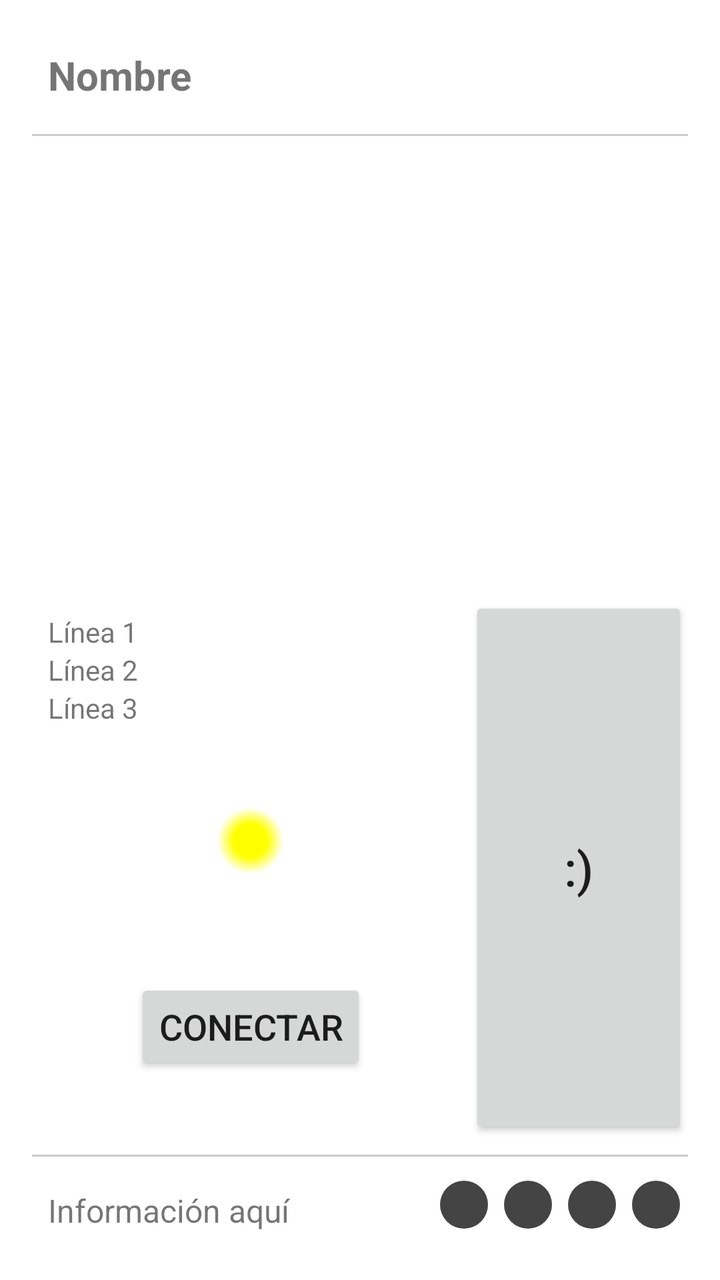
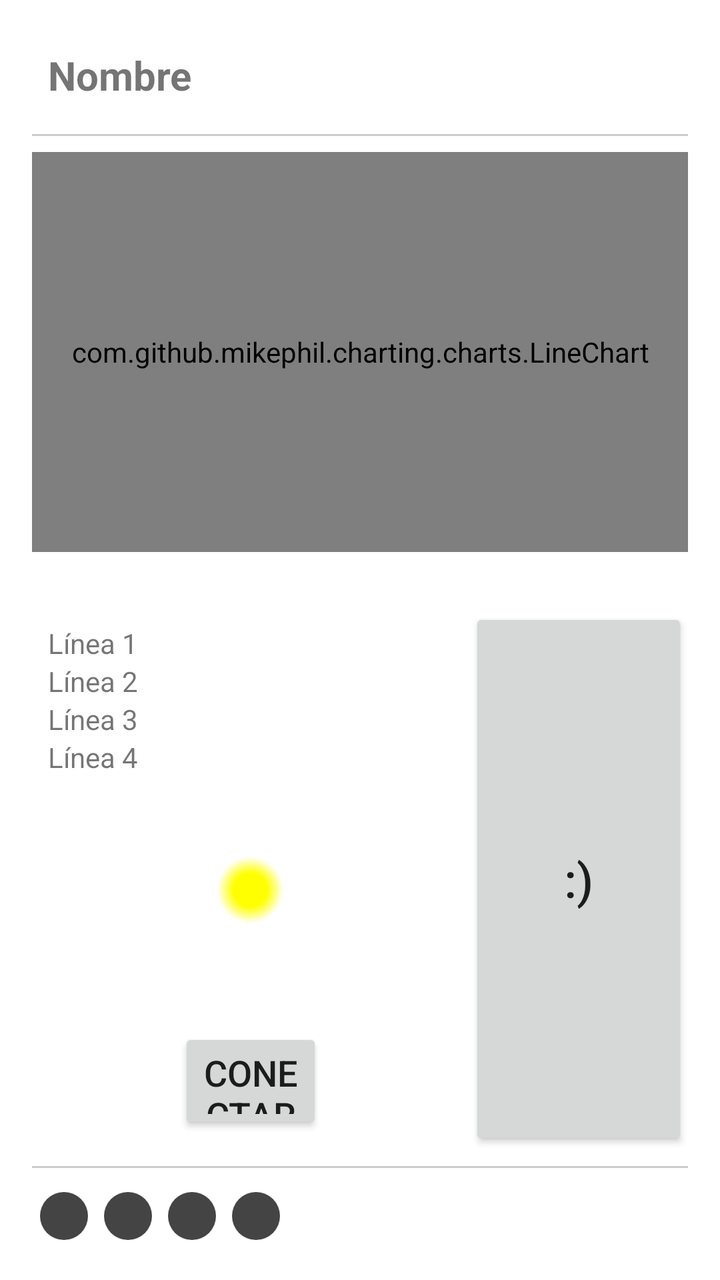

Screens rendered from an Android XML layout before and after an edit, with the pre-edit source and the edit as a unified diff.
<!-- AndroidManifest.xml: application theme Theme.LadyGaga -->
<!-- res/layout/activity_main.xml -->
<LinearLayout
    xmlns:android="http://schemas.android.com/apk/res/android"
    android:orientation="vertical"
    android:layout_width="match_parent"
    android:layout_height="match_parent"
    android:padding="16dp">

    

    <TextView
        android:id="@+id/titleText"
        android:layout_width="match_parent"
        android:layout_height="wrap_content"
        android:text="Nombre"
        android:textSize="20sp"
        android:textAlignment="center"
        android:textStyle="bold"
        android:padding="8dp" />

    
    <View
        android:layout_width="match_parent"
        android:layout_height="1dp"
        android:background="#CCCCCC"
        android:layout_marginVertical="8dp"/>

    
    <FrameLayout
        android:id="@+id/chartContainer"
        android:layout_width="match_parent"
        android:layout_height="533dp"
        android:layout_weight="1">

        
        <com.github.mikephil.charting.charts.LineChart
            android:id="@+id/lineChart1"
            android:layout_width="match_parent"
            android:layout_height="200dp"
            android:visibility="gone" />

        <com.github.mikephil.charting.charts.LineChart
            android:id="@+id/lineChart2"
            android:layout_width="match_parent"
            android:layout_height="200dp"
            android:visibility="gone" />

        <com.github.mikephil.charting.charts.LineChart
            android:id="@+id/lineChart3"
            android:layout_width="match_parent"
            android:layout_height="200dp"
            android:visibility="gone" />

        <com.github.mikephil.charting.charts.LineChart
            android:id="@+id/lineChart4"
            android:layout_width="match_parent"
            android:layout_height="200dp"
            android:visibility="gone" />


        <com.github.mikephil.charting.charts.LineChart
            android:id="@+id/lineChart5"
            android:layout_width="match_parent"
            android:layout_height="200dp"
            android:visibility="gone" />

        <View
            android:id="@+id/btnNext"
            android:layout_width="100dp"
            android:layout_height="match_parent"
            android:layout_gravity="end"
            android:background="#00000000" />

        <View
            android:id="@+id/btnPrev"
            android:layout_width="100dp"
            android:layout_height="match_parent"
            android:layout_gravity="start"
            android:background="#00000000" />

        
    </FrameLayout>
    
    <LinearLayout
        android:layout_width="match_parent"
        android:layout_height="271dp"
        android:orientation="horizontal">

        
        <LinearLayout
            android:layout_width="0dp"
            android:layout_height="match_parent"
            android:layout_weight="2"
            android:orientation="vertical"
            android:padding="8dp">

            <TextView
                android:id="@+id/linea1"
                android:layout_width="match_parent"
                android:layout_height="wrap_content"
                android:text="Línea 1" />

            <TextView
                android:id="@+id/linea2"
                android:layout_width="match_parent"
                android:layout_height="wrap_content"
                android:text="Línea 2" />

            <TextView
                android:id="@+id/linea3"
                android:layout_width="match_parent"
                android:layout_height="wrap_content"
                android:text="Línea 3" />

            <View
                android:id="@+id/lightIndicator"
                android:layout_width="93dp"
                android:layout_height="98dp"
                android:layout_gravity="center_horizontal"
                android:layout_marginTop="8dp"
                android:background="@drawable/light_bulb" />

            <Button
                android:id="@+id/btnConnect"
                android:layout_width="wrap_content"
                android:layout_height="wrap_content"
                android:layout_gravity="center"
                android:layout_marginTop="20dp"
                android:text="Conectar"
                android:textSize="18sp" />
        </LinearLayout>

        
        <Button
            android:id="@+id/btnSmile"
            android:layout_width="0dp"
            android:layout_height="match_parent"
            android:layout_weight="1"
            android:text=":)"
            android:textSize="24sp" />
    </LinearLayout>



    

    
    <View
        android:layout_width="match_parent"
        android:layout_height="1dp"
        android:background="#CCCCCC"
        android:layout_marginVertical="8dp"/>

    
    <LinearLayout
        android:orientation="horizontal"
        android:layout_width="match_parent"
        android:layout_height="wrap_content">

        
        <TextView
            android:id="@+id/infoText"
            android:layout_width="0dp"
            android:layout_height="wrap_content"
            android:layout_weight="1"
            android:text="Información aquí"
            android:textSize="16sp"
            android:padding="8dp" />

        
        <LinearLayout
            android:orientation="horizontal"
            android:layout_width="wrap_content"
            android:layout_height="wrap_content"
            android:gravity="center">
            <View
                android:id="@+id/led0"
                android:layout_width="24dp"
                android:layout_height="24dp"
                android:background="@drawable/led_off"
                android:layout_margin="4dp" />
            <View
                android:id="@+id/led1"
                android:layout_width="24dp"
                android:layout_height="24dp"
                android:background="@drawable/led_off"
                android:layout_margin="4dp" />
            <View
                android:id="@+id/led2"
                android:layout_width="24dp"
                android:layout_height="24dp"
                android:background="@drawable/led_off"
                android:layout_margin="4dp" />
            <View
                android:id="@+id/led3"
                android:layout_width="24dp"
                android:layout_height="24dp"
                android:background="@drawable/led_off"
                android:layout_margin="4dp" />



        </LinearLayout>
    </LinearLayout>
</LinearLayout>
<!-- resources referenced by this layout -->
<resources>
  <!-- drawable led_off (drawable) -->
  <shape xmlns:android="http://schemas.android.com/apk/res/android"
      android:shape="oval">
      <solid android:color="#444444" />
  </shape>
  <!-- drawable light_bulb (drawable) -->
  <?xml version="1.0" encoding="utf-8"?>
  <shape xmlns:android="http://schemas.android.com/apk/res/android"
      android:shape="oval">
      <gradient
          android:type="radial"
          android:gradientRadius="50"
          android:startColor="#FFFF00"
          android:centerColor="#FFFF00"
          android:endColor="#00FFFFFF"
          android:useLevel="false" />
  </shape>
  <style name="Theme.LadyGaga" parent="Theme.MaterialComponents.DayNight.NoActionBar">
          
          <item name="colorPrimary">@color/purple_500</item>
          <item name="colorPrimaryVariant">@color/purple_700</item>
          <item name="colorOnPrimary">@color/white</item>
          
          <item name="colorSecondary">@color/teal_200</item>
          <item name="colorSecondaryVariant">@color/teal_700</item>
          <item name="colorOnSecondary">@color/black</item>
          
          <item name="android:statusBarColor">?attr/colorPrimaryVariant</item>
          
      </style>
  <color name="purple_500">#FF6200EE</color>
  <color name="purple_700">#FF3700B3</color>
  <color name="white">#FFFFFFFF</color>
  <color name="teal_200">#FF03DAC5</color>
  <color name="teal_700">#FF018786</color>
  <color name="black">#FF000000</color>
</resources>

<!-- the commit's change to res/layout/activity_main.xml (unified diff, before → after) -->
@@ -33,19 +33,19 @@
 
         
         <com.github.mikephil.charting.charts.LineChart
-            android:id="@+id/lineChart1"
-            android:layout_width="match_parent"
-            android:layout_height="200dp"
-            android:visibility="gone" />
-
-        <com.github.mikephil.charting.charts.LineChart
-            android:id="@+id/lineChart2"
-            android:layout_width="match_parent"
-            android:layout_height="200dp"
-            android:visibility="gone" />
-
-        <com.github.mikephil.charting.charts.LineChart
-            android:id="@+id/lineChart3"
+            android:id="@+id/chart1"
+            android:layout_width="match_parent"
+            android:layout_height="200dp"
+            android:visibility="visible" />
+
+        <com.github.mikephil.charting.charts.LineChart
+            android:id="@+id/chart2"
+            android:layout_width="match_parent"
+            android:layout_height="200dp"
+            android:visibility="gone" />
+
+        <com.github.mikephil.charting.charts.LineChart
+            android:id="@+id/chart3"
             android:layout_width="match_parent"
             android:layout_height="200dp"
             android:visibility="gone" />
@@ -55,7 +55,6 @@
             android:layout_width="match_parent"
             android:layout_height="200dp"
             android:visibility="gone" />
-
 
         <com.github.mikephil.charting.charts.LineChart
             android:id="@+id/lineChart5"
@@ -110,6 +109,12 @@
                 android:layout_width="match_parent"
                 android:layout_height="wrap_content"
                 android:text="Línea 3" />
+
+            <TextView
+                android:id="@+id/infoText"
+                android:layout_width="match_parent"
+                android:layout_height="wrap_content"
+                android:text="Línea 4" />
 
             <View
                 android:id="@+id/lightIndicator"
@@ -121,7 +126,7 @@
 
             <Button
                 android:id="@+id/btnConnect"
-                android:layout_width="wrap_content"
+                android:layout_width="72dp"
                 android:layout_height="wrap_content"
                 android:layout_gravity="center"
                 android:layout_marginTop="20dp"
@@ -157,14 +162,6 @@
         android:layout_height="wrap_content">
 
         
-        <TextView
-            android:id="@+id/infoText"
-            android:layout_width="0dp"
-            android:layout_height="wrap_content"
-            android:layout_weight="1"
-            android:text="Información aquí"
-            android:textSize="16sp"
-            android:padding="8dp" />
 
         
         <LinearLayout
